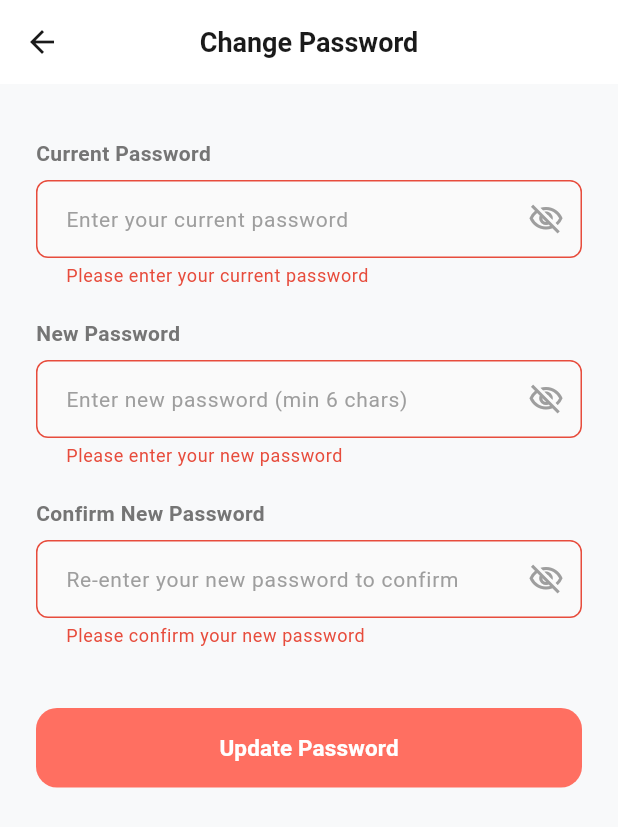
After one commit to sanggit999/snapspot, a Flutter app: the ChangePasswordScreen screen opened by its route, after a tap on "Update Password", on a phone screen of 412 x 824 dp. The commit adds this screen. Shown: the top 827 px of the screen. Run offline on Flutter 3.47's test engine with Material 3 defaults, Android fonts, the phone set to English and light mode, and no system bars; our stand-ins replace cached_network_image, flutter_bloc, fpdart, freezed_annotation, get_it, go_router and 3 more; accounts and stored records are empty; network calls fail; Roboto replaces fonts that are missing (Outfit).

Commit message:
Feat: Phát triển tính năng đổi mật khẩu (Change Password) và tích hợp đa ngôn ngữ

```diff
--- a/lib/core/localization/app_localizations.dart
+++ b/lib/core/localization/app_localizations.dart
@@ -121,6 +121,18 @@ class AppLocalizations {
       'private_description': 'Chỉ cho phép bạn bè xem bài viết của bạn.',
       'save_changes': 'Lưu thay đổi',
       'avatar_update_hint': 'Tính năng tải ảnh đại diện mới đang được phát triển.',
+
+      // Change Password
+      'current_password_label': 'Mật khẩu hiện tại',
+      'current_password_hint': 'Nhập mật khẩu hiện tại của bạn',
+      'current_password_required': 'Vui lòng nhập mật khẩu hiện tại',
+      'new_password_label': 'Mật khẩu mới',
+      'new_password_hint': 'Nhập mật khẩu mới (từ 6 ký tự)',
+      'new_password_required': 'Vui lòng nhập mật khẩu mới',
+      'confirm_new_password_label': 'Nhập lại mật khẩu mới',
+      'confirm_new_password_hint': 'Nhập lại mật khẩu mới để xác nhận',
+      'confirm_new_password_required': 'Vui lòng xác nhận mật khẩu mới',
+      'update_password': 'Cập nhật mật khẩu',
     },
     'en': {
       // Auth
@@ -232,6 +244,18 @@ class AppLocalizations {
       'private_description': 'Only allow friends to view your posts.',
       'save_changes': 'Save changes',
       'avatar_update_hint': 'Profile image upload feature is under development.',
+
+      // Change Password
+      'current_password_label': 'Current Password',
+      'current_password_hint': 'Enter your current password',
+      'current_password_required': 'Please enter your current password',
+      'new_password_label': 'New Password',
+      'new_password_hint': 'Enter new password (min 6 chars)',
+      'new_password_required': 'Please enter your new password',
+      'confirm_new_password_label': 'Confirm New Password',
+      'confirm_new_password_hint': 'Re-enter your new password to confirm',
+      'confirm_new_password_required': 'Please confirm your new password',
+      'update_password': 'Update Password',
     },
   };
 
--- a/lib/core/network/app_router.dart
+++ b/lib/core/network/app_router.dart
@@ -14,6 +14,7 @@ import 'package:snapspot/features/chat/presentation/screens/chat_list_screen.dar
 import 'package:snapspot/features/chat/presentation/screens/chat_room_screen.dart';
 import 'package:snapspot/features/profile/presentation/screens/profile_screen.dart';
 import 'package:snapspot/features/profile/presentation/screens/edit_profile_screen.dart';
+import 'package:snapspot/features/profile/presentation/screens/change_password_screen.dart';
 import 'package:snapspot/features/settings/presentation/screens/settings_screen.dart';
 
 // Key định vị Navigator ngoài cùng để điều hướng toàn màn hình (không có BottomBar)
@@ -99,6 +100,11 @@ final goRouter = GoRouter(
       parentNavigatorKey: _rootNavigatorKey,
       builder: (context, state) => const EditProfileScreen(),
     ),
+    GoRoute(
+      path: '/change-password',
+      parentNavigatorKey: _rootNavigatorKey,
+      builder: (context, state) => const ChangePasswordScreen(),
+    ),
 
     // Tích hợp ShellRoute để chứa thanh điều hướng chính
     ShellRoute(
--- a/lib/core/network/mock_data.dart
+++ b/lib/core/network/mock_data.dart
@@ -83,7 +83,7 @@ class MockData {
       caption:
           'Buổi sáng trong lành tại Hồ Hoàn Kiếm, ngắm Tháp Rùa cổ kính mờ sương. Yêu Hà Nội những ngày thu dịu mát! #hanoi #hoankiem #autumn #photography',
       imageUrls: const [
-        'https://images.unsplash.com/photo-1509060464153-4466739f78d0?w=800',
+        'https://images.unsplash.com/photo-1470071459604-3b5ec3a7fe05?w=800',
         'https://images.unsplash.com/photo-1555939594-58d7cb561ad1?w=800',
       ],
       latitude: 21.0285,
--- a/lib/features/auth/data/repositories/auth_repository_impl.dart
+++ b/lib/features/auth/data/repositories/auth_repository_impl.dart
@@ -177,4 +177,32 @@ class AuthRepositoryImpl implements AuthRepository {
       return Left(ServerFailure(e.toString().replaceAll('Exception: ', '')));
     }
   }
+
+  @override
+  Future<Either<Failure, void>> changePassword({
+    required String userId,
+    required String oldPassword,
+    required String newPassword,
+  }) async {
+    try {
+      await Future.delayed(const Duration(milliseconds: 1000)); // Giả lập mạng
+
+      // Giả lập mật khẩu mặc định của mọi user là 123456
+      if (oldPassword != '123456') {
+        throw Exception('Mật khẩu hiện tại không chính xác');
+      }
+
+      if (newPassword.length < 6) {
+        throw Exception('Mật khẩu mới phải từ 6 ký tự trở lên');
+      }
+
+      if (oldPassword == newPassword) {
+        throw Exception('Mật khẩu mới không được trùng mật khẩu cũ');
+      }
+
+      return const Right(null);
+    } catch (e) {
+      return Left(ServerFailure(e.toString().replaceAll('Exception: ', '')));
+    }
+  }
 }
--- a/lib/features/auth/domain/repositories/auth_repository.dart
+++ b/lib/features/auth/domain/repositories/auth_repository.dart
@@ -29,4 +29,11 @@ abstract class AuthRepository {
     required bool isPrivate,
     String? avatarUrl,
   });
+
+  /// Thay đổi mật khẩu người dùng
+  Future<Either<Failure, void>> changePassword({
+    required String userId,
+    required String oldPassword,
+    required String newPassword,
+  });
 }
--- a/lib/features/auth/presentation/blocs/auth_cubit.dart
+++ b/lib/features/auth/presentation/blocs/auth_cubit.dart
@@ -114,4 +114,26 @@ class AuthCubit extends Cubit<AuthState> {
     }
     return false;
   }
+
+  /// Đổi mật khẩu của người dùng đang đăng nhập
+  /// Trả về null nếu thành công, hoặc trả về thông báo lỗi nếu thất bại.
+  Future<String?> changeUserPassword({
+    required String oldPassword,
+    required String newPassword,
+  }) async {
+    final currentState = state;
+    if (currentState is AuthSuccess) {
+      final result = await _authRepository.changePassword(
+        userId: currentState.currentUser.id,
+        oldPassword: oldPassword,
+        newPassword: newPassword,
+      );
+
+      return result.fold(
+        (failure) => failure.message,
+        (_) => null,
+      );
+    }
+    return 'Bạn chưa đăng nhập';
+  }
 }
--- a/lib/features/camera/presentation/screens/camera_screen.dart
+++ b/lib/features/camera/presentation/screens/camera_screen.dart
@@ -27,7 +27,7 @@ class _CameraScreenState extends State<CameraScreen> {
     },
     {
       'url':
-          'https://images.unsplash.com/photo-1509060464153-4466739f78d0?w=800',
+          'https://images.unsplash.com/photo-1470071459604-3b5ec3a7fe05?w=800',
       'location': 'Hồ Hoàn Kiếm, Hà Nội',
       'lat': 21.0285,
       'lng': 105.8542,
--- /dev/null
+++ b/lib/features/profile/presentation/screens/change_password_screen.dart
@@ -0,0 +1,260 @@
+import 'package:flutter/material.dart';
+import 'package:flutter_bloc/flutter_bloc.dart';
+import 'package:go_router/go_router.dart';
+import 'package:snapspot/core/constants/colors.dart';
+import 'package:snapspot/core/localization/app_localizations.dart';
+import 'package:snapspot/features/auth/presentation/blocs/auth_cubit.dart';
+
+class ChangePasswordScreen extends StatefulWidget {
+  const ChangePasswordScreen({super.key});
+
+  @override
+  State<ChangePasswordScreen> createState() => _ChangePasswordScreenState();
+}
+
+class _ChangePasswordScreenState extends State<ChangePasswordScreen> {
+  final _formKey = GlobalKey<FormState>();
+  final _oldPasswordController = TextEditingController();
+  final _newPasswordController = TextEditingController();
+  final _confirmPasswordController = TextEditingController();
+
+  bool _obscureOld = true;
+  bool _obscureNew = true;
+  bool _obscureConfirm = true;
+  bool _isSaving = false;
+
+  @override
+  void dispose() {
+    _oldPasswordController.dispose();
+    _newPasswordController.dispose();
+    _confirmPasswordController.dispose();
+    super.dispose();
+  }
+
+  Future<void> _updatePassword() async {
+    if (!_formKey.currentState!.validate()) return;
+
+    setState(() {
+      _isSaving = true;
+    });
+
+    final errorMsg = await context.read<AuthCubit>().changeUserPassword(
+          oldPassword: _oldPasswordController.text,
+          newPassword: _newPasswordController.text,
+        );
+
+    setState(() {
+      _isSaving = false;
+    });
+
+    if (mounted) {
+      if (errorMsg == null) {
+        ScaffoldMessenger.of(context).showSnackBar(
+          SnackBar(
+            content: Text(context.tr('success')),
+            backgroundColor: AppColors.primary,
+          ),
+        );
+        context.pop(); // Quay lại màn hình Settings
+      } else {
+        ScaffoldMessenger.of(context).showSnackBar(
+          SnackBar(
+            content: Text(errorMsg),
+            backgroundColor: AppColors.error,
+          ),
+        );
+      }
+    }
+  }
+
+  @override
+  Widget build(BuildContext context) {
+    return Scaffold(
+      appBar: AppBar(
+        title: Text(
+          context.tr('change_password'),
+          style: const TextStyle(fontWeight: FontWeight.bold),
+        ),
+        leading: IconButton(
+          icon: const Icon(Icons.arrow_back),
+          onPressed: () => context.pop(),
+        ),
+        elevation: 0,
+      ),
+      body: GestureDetector(
+        onTap: () => FocusScope.of(context).unfocus(),
+        child: SingleChildScrollView(
+          child: Padding(
+            padding: const EdgeInsets.all(24.0),
+            child: Form(
+              key: _formKey,
+              child: Column(
+                crossAxisAlignment: CrossAxisAlignment.stretch,
+                children: [
+                  const SizedBox(height: 12),
+
+                  // 1. Ô nhập Mật khẩu hiện tại
+                  _buildLabel(context, context.tr('current_password_label')),
+                  const SizedBox(height: 8),
+                  TextFormField(
+                    controller: _oldPasswordController,
+                    obscureText: _obscureOld,
+                    decoration: _buildInputDecoration(
+                      context: context,
+                      hint: context.tr('current_password_hint'),
+                      obscure: _obscureOld,
+                      onToggleObscure: () {
+                        setState(() {
+                          _obscureOld = !_obscureOld;
+                        });
+                      },
+                    ),
+                    validator: (val) {
+                      if (val == null || val.isEmpty) {
+                        return context.tr('current_password_required');
+                      }
+                      return null;
+                    },
+                  ),
+                  const SizedBox(height: 20),
+
+                  // 2. Ô nhập Mật khẩu mới
+                  _buildLabel(context, context.tr('new_password_label')),
+                  const SizedBox(height: 8),
+                  TextFormField(
+                    controller: _newPasswordController,
+                    obscureText: _obscureNew,
+                    decoration: _buildInputDecoration(
+                      context: context,
+                      hint: context.tr('new_password_hint'),
+                      obscure: _obscureNew,
+                      onToggleObscure: () {
+                        setState(() {
+                          _obscureNew = !_obscureNew;
+                        });
+                      },
+                    ),
+                    validator: (val) {
+                      if (val == null || val.isEmpty) {
+                        return context.tr('new_password_required');
+                      }
+                      if (val.length < 6) {
+                        return context.tr('password_too_short');
+                      }
+                      return null;
+                    },
+                  ),
+                  const SizedBox(height: 20),
+
+                  // 3. Ô nhập lại Mật khẩu mới
+                  _buildLabel(context, context.tr('confirm_new_password_label')),
+                  const SizedBox(height: 8),
+                  TextFormField(
+                    controller: _confirmPasswordController,
+                    obscureText: _obscureConfirm,
+                    decoration: _buildInputDecoration(
+                      context: context,
+                      hint: context.tr('confirm_new_password_hint'),
+                      obscure: _obscureConfirm,
+                      onToggleObscure: () {
+                        setState(() {
+                          _obscureConfirm = !_obscureConfirm;
+                        });
+                      },
+                    ),
+                    validator: (val) {
+                      if (val == null || val.isEmpty) {
+                        return context.tr('confirm_new_password_required');
+                      }
+                      if (val != _newPasswordController.text) {
+                        return context.tr('passwords_do_not_match');
+                      }
+                      return null;
+                    },
+                  ),
+                  const SizedBox(height: 40),
+
+                  // 4. Nút Cập Nhật Mật Khẩu
+                  ElevatedButton(
+                    onPressed: _isSaving ? null : _updatePassword,
+                    style: ElevatedButton.styleFrom(
+                      backgroundColor: AppColors.primary,
+                      foregroundColor: Colors.white,
+                      padding: const EdgeInsets.symmetric(vertical: 16),
+                      elevation: 0,
+                      shape: RoundedRectangleBorder(
+                        borderRadius: BorderRadius.circular(14),
+                      ),
+                    ),
+                    child: _isSaving
+                        ? const SizedBox(
+                            width: 20,
+                            height: 20,
+                            child: CircularProgressIndicator(
+                              strokeWidth: 2,
+                              valueColor: AlwaysStoppedAnimation<Color>(Colors.white),
+                            ),
+                          )
+                        : Text(
+                            context.tr('update_password'),
+                            style: const TextStyle(
+                              fontSize: 15,
+                              fontWeight: FontWeight.bold,
+                            ),
+                          ),
+                  ),
+                ],
+              ),
+            ),
+          ),
+        ),
+      ),
+    );
+  }
+
+  Widget _buildLabel(BuildContext context, String text) {
+    return Text(
+      text,
+      style: const TextStyle(fontSize: 14, fontWeight: FontWeight.bold),
+    );
+  }
+
+  InputDecoration _buildInputDecoration({
+    required BuildContext context,
+    required String hint,
+    required bool obscure,
+    required VoidCallback onToggleObscure,
+  }) {
+    final isDark = Theme.of(context).brightness == Brightness.dark;
+    return InputDecoration(
+      hintText: hint,
+      hintStyle: const TextStyle(color: Colors.grey, fontSize: 14),
+      filled: true,
+      fillColor: isDark ? AppColors.surfaceDark : Colors.grey[50],
+      contentPadding: const EdgeInsets.symmetric(horizontal: 16, vertical: 14),
+      suffixIcon: IconButton(
+        icon: Icon(
+          obscure ? Icons.visibility_off_outlined : Icons.visibility_outlined,
+          color: Colors.grey,
+        ),
+        onPressed: onToggleObscure,
+      ),
+      border: OutlineInputBorder(
+        borderRadius: BorderRadius.circular(12),
+        borderSide: BorderSide(
+          color: isDark ? Colors.grey[850]! : Colors.grey[200]!,
+        ),
+      ),
+      enabledBorder: OutlineInputBorder(
+        borderRadius: BorderRadius.circular(12),
+        borderSide: BorderSide(
+          color: isDark ? Colors.grey[850]! : Colors.grey[200]!,
+        ),
+      ),
+      focusedBorder: OutlineInputBorder(
+        borderRadius: BorderRadius.circular(12),
+        borderSide: const BorderSide(color: AppColors.primary, width: 1.5),
+      ),
+    );
+  }
+}
--- a/lib/features/settings/presentation/screens/settings_screen.dart
+++ b/lib/features/settings/presentation/screens/settings_screen.dart
@@ -185,6 +185,7 @@ class SettingsScreen extends StatelessWidget {
                       SettingsListTile(
                         icon: Icons.lock_outline_rounded,
                         title: context.tr('change_password'),
+                        onTap: () => context.push('/change-password'),
                       ),
                       SettingsListTile(
                         icon: Icons.notifications_none_rounded,
```
